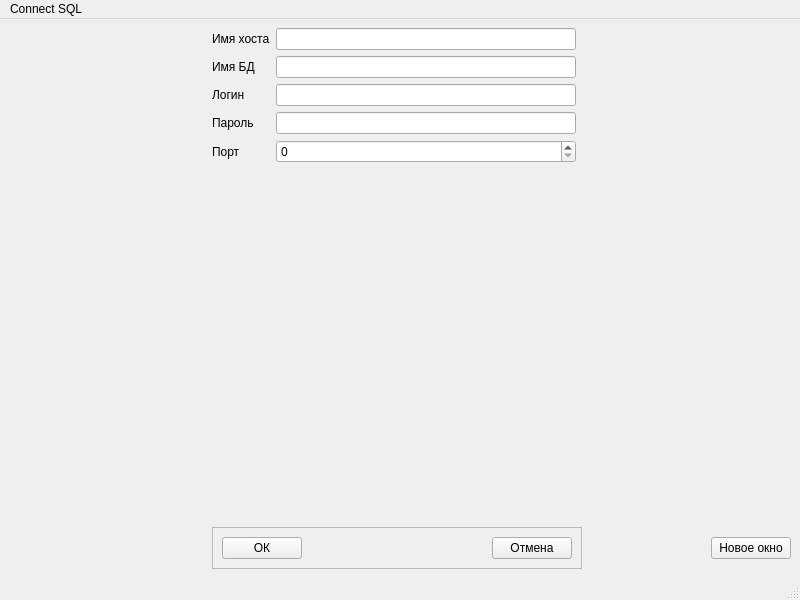
Before: the Qt Designer form mainwindow.ui in PowerOleg/Qt2_btnNewDialog, drawn with Qt 5.
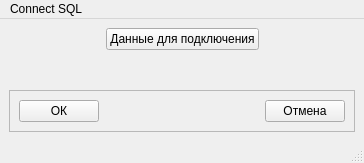
After: the same form once the commit is applied.

The edit to the form file:
```diff
--- a/mainwindow.ui
+++ b/mainwindow.ui
@@ -6,8 +6,8 @@
    <rect>
     <x>0</x>
     <y>0</y>
-    <width>800</width>
-    <height>600</height>
+    <width>364</width>
+    <height>163</height>
    </rect>
   </property>
   <property name="windowTitle">
@@ -15,130 +15,7 @@
   </property>
   <widget class="QWidget" name="centralwidget">
    <layout class="QGridLayout" name="gridLayout">
-    <item row="1" column="2">
-     <widget class="QLineEdit" name="le_dbName">
-      <property name="sizePolicy">
-       <sizepolicy hsizetype="Fixed" vsizetype="Fixed">
-        <horstretch>0</horstretch>
-        <verstretch>0</verstretch>
-       </sizepolicy>
-      </property>
-      <property name="minimumSize">
-       <size>
-        <width>300</width>
-        <height>0</height>
-       </size>
-      </property>
-     </widget>
-    </item>
-    <item row="1" column="1">
-     <widget class="QLabel" name="lb_dbName">
-      <property name="baseSize">
-       <size>
-        <width>100</width>
-        <height>0</height>
-       </size>
-      </property>
-      <property name="text">
-       <string>Имя БД</string>
-      </property>
-     </widget>
-    </item>
-    <item row="4" column="2">
-     <widget class="QSpinBox" name="sb_port">
-      <property name="sizePolicy">
-       <sizepolicy hsizetype="Fixed" vsizetype="Fixed">
-        <horstretch>0</horstretch>
-        <verstretch>0</verstretch>
-       </sizepolicy>
-      </property>
-      <property name="minimumSize">
-       <size>
-        <width>300</width>
-        <height>0</height>
-       </size>
-      </property>
-     </widget>
-    </item>
-    <item row="0" column="1">
-     <widget class="QLabel" name="lb_hostName">
-      <property name="sizePolicy">
-       <sizepolicy hsizetype="Fixed" vsizetype="Preferred">
-        <horstretch>0</horstretch>
-        <verstretch>0</verstretch>
-       </sizepolicy>
-      </property>
-      <property name="text">
-       <string>Имя хоста</string>
-      </property>
-     </widget>
-    </item>
-    <item row="5" column="2">
-     <spacer name="verticalSpacer">
-      <property name="orientation">
-       <enum>Qt::Vertical</enum>
-      </property>
-      <property name="sizeHint" stdset="0">
-       <size>
-        <width>20</width>
-        <height>40</height>
-       </size>
-      </property>
-     </spacer>
-    </item>
-    <item row="3" column="2">
-     <widget class="QLineEdit" name="le_password">
-      <property name="sizePolicy">
-       <sizepolicy hsizetype="Fixed" vsizetype="Fixed">
-        <horstretch>0</horstretch>
-        <verstretch>0</verstretch>
-       </sizepolicy>
-      </property>
-      <property name="minimumSize">
-       <size>
-        <width>300</width>
-        <height>0</height>
-       </size>
-      </property>
-     </widget>
-    </item>
-    <item row="4" column="1">
-     <widget class="QLabel" name="lb_port">
-      <property name="text">
-       <string>Порт</string>
-      </property>
-     </widget>
-    </item>
-    <item row="2" column="2">
-     <widget class="QLineEdit" name="le_login">
-      <property name="sizePolicy">
-       <sizepolicy hsizetype="Fixed" vsizetype="Fixed">
-        <horstretch>0</horstretch>
-        <verstretch>0</verstretch>
-       </sizepolicy>
-      </property>
-      <property name="minimumSize">
-       <size>
-        <width>300</width>
-        <height>0</height>
-       </size>
-      </property>
-     </widget>
-    </item>
-    <item row="0" column="0">
-     <spacer name="horizontalSpacer_2">
-      <property name="orientation">
-       <enum>Qt::Horizontal</enum>
-      </property>
-      <property name="sizeHint" stdset="0">
-       <size>
-        <width>40</width>
-        <height>20</height>
-       </size>
-      </property>
-     </spacer>
-    </item>
-    <item row="6" column="1" colspan="3" alignment="Qt::AlignBottom">
+    <item row="2" column="0" colspan="3" alignment="Qt::AlignBottom">
      <widget class="QFrame" name="frame">
       <property name="sizePolicy">
        <sizepolicy hsizetype="Preferred" vsizetype="Preferred">
@@ -186,79 +63,23 @@
       </layout>
      </widget>
     </item>
-    <item row="2" column="1">
-     <widget class="QLabel" name="lb_login">
-      <property name="text">
-       <string>Логин</string>
-      </property>
-     </widget>
-    </item>
-    <item row="4" column="4">
-     <spacer name="horizontalSpacer_4">
+    <item row="1" column="1">
+     <spacer name="verticalSpacer">
       <property name="orientation">
-       <enum>Qt::Horizontal</enum>
+       <enum>Qt::Vertical</enum>
       </property>
       <property name="sizeHint" stdset="0">
        <size>
-        <width>40</width>
-        <height>20</height>
+        <width>20</width>
+        <height>40</height>
        </size>
       </property>
      </spacer>
     </item>
-    <item row="3" column="1">
-     <widget class="QLabel" name="lb_password">
-      <property name="text">
-       <string>Пароль</string>
-      </property>
-     </widget>
-    </item>
-    <item row="0" column="4">
-     <spacer name="horizontalSpacer">
-      <property name="orientation">
-       <enum>Qt::Horizontal</enum>
-      </property>
-      <property name="sizeHint" stdset="0">
-       <size>
-        <width>40</width>
-        <height>20</height>
-       </size>
-      </property>
-     </spacer>
-    </item>
-    <item row="0" column="2">
-     <widget class="QLineEdit" name="le_hostName">
-      <property name="sizePolicy">
-       <sizepolicy hsizetype="Fixed" vsizetype="Preferred">
-        <horstretch>1</horstretch>
-        <verstretch>0</verstretch>
-       </sizepolicy>
-      </property>
-      <property name="maximumSize">
-       <size>
-        <width>300</width>
-        <height>16777215</height>
-       </size>
-      </property>
-     </widget>
-    </item>
-    <item row="6" column="0">
-     <spacer name="horizontalSpacer_5">
-      <property name="orientation">
-       <enum>Qt::Horizontal</enum>
-      </property>
-      <property name="sizeHint" stdset="0">
-       <size>
-        <width>40</width>
-        <height>20</height>
-       </size>
-      </property>
-     </spacer>
-    </item>
-    <item row="6" column="4" alignment="Qt::AlignRight">
+    <item row="0" column="1">
      <widget class="QPushButton" name="btn_newDialog">
       <property name="text">
-       <string>Новое окно</string>
+       <string>Данные для подключения</string>
       </property>
      </widget>
     </item>
@@ -269,7 +90,7 @@
     <rect>
      <x>0</x>
      <y>0</y>
-     <width>800</width>
+     <width>364</width>
      <height>22</height>
     </rect>
    </property>
```
Left out of the diff: 6 changed lines with no effect on the pictures.
